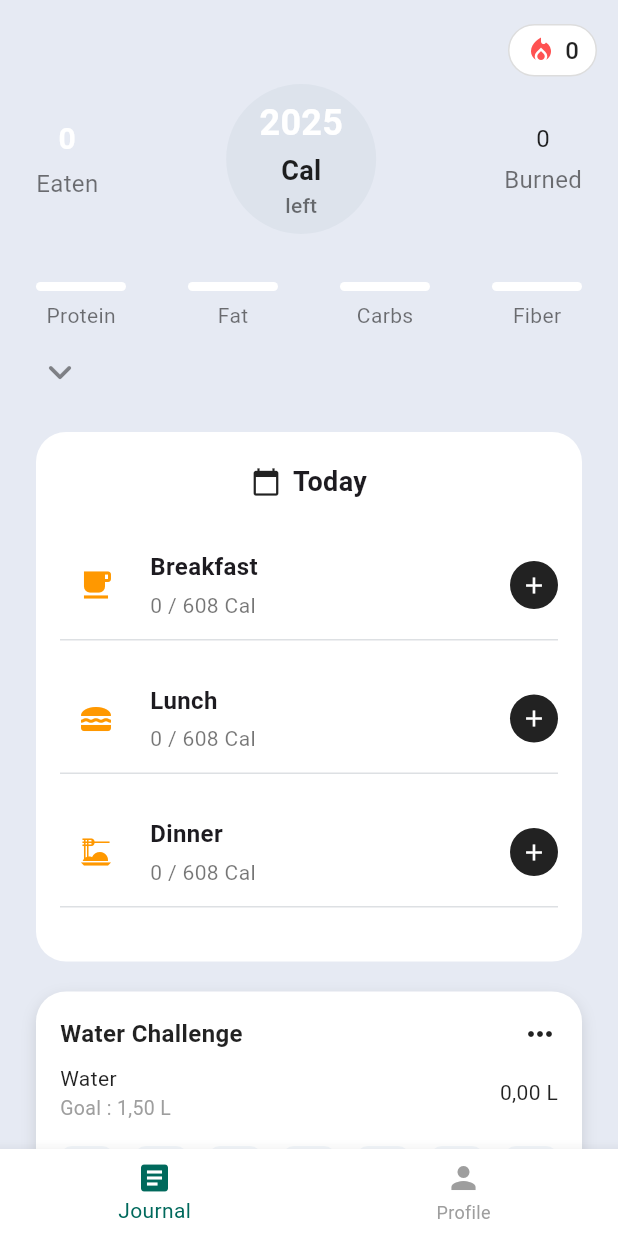
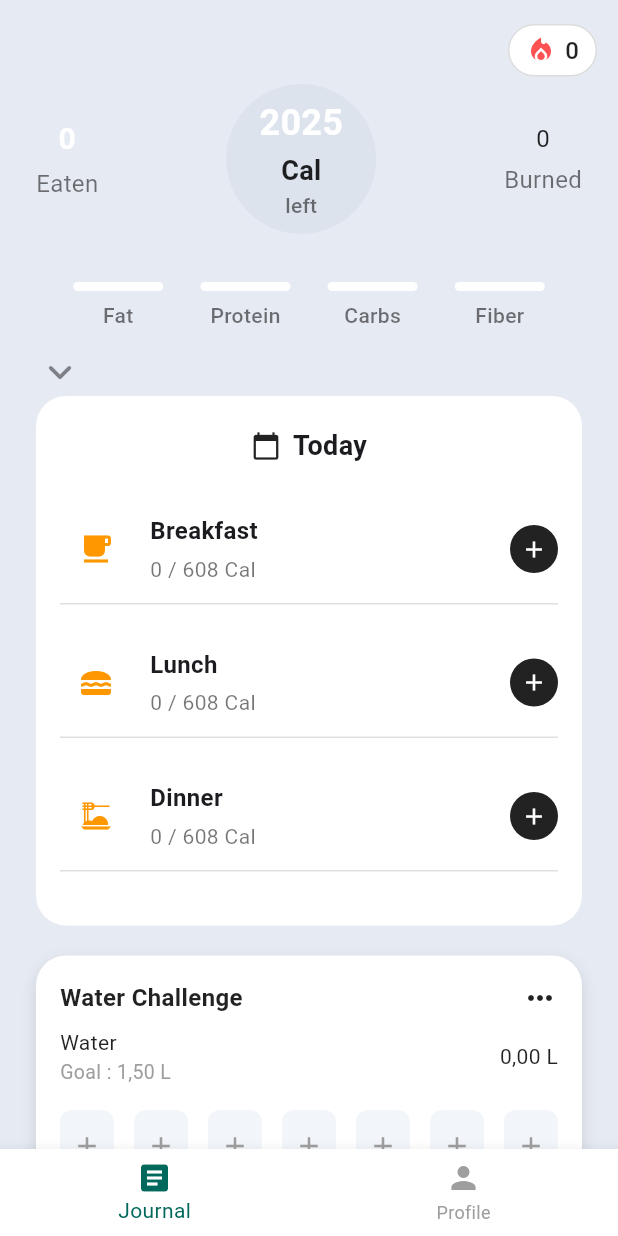
Before and after one commit to TaVanDuc2005/FitTracker, a Flutter app: the screen it shows after launch, on a phone screen of 412 x 824 dp. Run offline on Flutter 3.47's test engine with Material 3 defaults, Android fonts, the phone set to English and light mode, and no system bars; our stand-ins replace fl_chart, image_picker.

Commit message:
Sửa phần journal giống web

```diff
--- a/fittracker_source/lib/Screens/active_screen/journal/journal.dart
+++ b/fittracker_source/lib/Screens/active_screen/journal/journal.dart
@@ -11,6 +11,7 @@ class JournalScreen extends StatefulWidget {
 
 class _JournalScreenState extends State<JournalScreen> {
   int _selectedBottomIndex = 0; // 0: Journal, 1: Profile
+  bool _isMacroExpanded = false; // Thêm biến này
 
   @override
   Widget build(BuildContext context) {
@@ -176,23 +177,91 @@ class _JournalScreenState extends State<JournalScreen> {
 
               // Macronutrients
               Row(
-                mainAxisAlignment: MainAxisAlignment.spaceBetween,
+                mainAxisAlignment: MainAxisAlignment.spaceEvenly,
                 children: const [
-                  _MacroNutrientBar(label: "Protein"),
-                  _MacroNutrientBar(label: "Fat"),
-                  _MacroNutrientBar(label: "Carbs"),
-                  _MacroNutrientBar(label: "Fiber"),
+                  _SimpleMacroItem(label: "Fat"),
+                  _SimpleMacroItem(label: "Protein"),
+                  _SimpleMacroItem(label: "Carbs"),
+                  _SimpleMacroItem(label: "Fiber"),
                 ],
               ),
 
               const SizedBox(height: 12),
-              const Icon(
-                Icons.keyboard_arrow_down_rounded,
-                size: 32,
-                color: Colors.black45,
+              GestureDetector(
+                onTap: () {
+                  setState(() {
+                    _isMacroExpanded = !_isMacroExpanded;
+                  });
+                },
+                child: Icon(
+                  _isMacroExpanded
+                      ? Icons.keyboard_arrow_up_rounded
+                      : Icons.keyboard_arrow_down_rounded,
+                  size: 32,
+                  color: Colors.black45,
+                ),
               ),
 
-              const SizedBox(height: 24),
+              // Thêm phần này ngay sau icon:
+              AnimatedContainer(
+                duration: const Duration(milliseconds: 300),
+                height: _isMacroExpanded ? null : 0,
+                child: _isMacroExpanded
+                    ? Container(
+                        margin: const EdgeInsets.symmetric(
+                          horizontal: 20,
+                          vertical: 20,
+                        ),
+                        padding: const EdgeInsets.all(20),
+                        decoration: BoxDecoration(
+                          color: Colors.white,
+                          borderRadius: BorderRadius.circular(20),
+                        ),
+                        child: Column(
+                          children: [
+                            const Text(
+                              "Macronutrients",
+                              style: TextStyle(
+                                fontSize: 18,
+                                fontWeight: FontWeight.bold,
+                                color: Colors.black87,
+                              ),
+                            ),
+                            const SizedBox(height: 20),
+                            Row(
+                              mainAxisAlignment: MainAxisAlignment.spaceEvenly,
+                              children: const [
+                                _MacroNutrientBar(
+                                  label: "Fat",
+                                  current: "0",
+                                  target: "78g",
+                                  color: Color(0xFFFFC107),
+                                ),
+                                _MacroNutrientBar(
+                                  label: "Protein",
+                                  current: "0",
+                                  target: "246g",
+                                  color: Color(0xFF8FD5C7),
+                                ),
+                                _MacroNutrientBar(
+                                  label: "Carbs",
+                                  current: "0",
+                                  target: "440g",
+                                  color: Color(0xFF9C27B0),
+                                ),
+                                _MacroNutrientBar(
+                                  label: "Fiber",
+                                  current: "0",
+                                  target: "35g",
+                                  color: Color(0xFFFF9800),
+                                ),
+                              ],
+                            ),
+                          ],
+                        ),
+                      )
+                    : const SizedBox.shrink(),
+              ),
 
               // White container with rounded corners
               Container(
@@ -277,11 +346,11 @@ class _JournalScreenState extends State<JournalScreen> {
   }
 }
 
-// Macro nutrient bar
-class _MacroNutrientBar extends StatelessWidget {
+// Thêm class mới cho simple macro view
+class _SimpleMacroItem extends StatelessWidget {
   final String label;
 
-  const _MacroNutrientBar({required this.label});
+  const _SimpleMacroItem({required this.label});
 
   @override
   Widget build(BuildContext context) {
@@ -298,7 +367,72 @@ class _MacroNutrientBar extends StatelessWidget {
         const SizedBox(height: 6),
         Text(
           label,
-          style: const TextStyle(fontSize: 14, color: Colors.black54),
+          style: const TextStyle(
+            fontSize: 14,
+            color: Colors.black54,
+            fontWeight: FontWeight.w500,
+          ),
+        ),
+      ],
+    );
+  }
+}
+
+// Macro nutrient bar
+class _MacroNutrientBar extends StatelessWidget {
+  final String label;
+  final String current;
+  final String target;
+  final Color color;
+
+  const _MacroNutrientBar({
+    required this.label,
+    this.current = "0",
+    this.target = "0g",
+    this.color = Colors.grey,
+  });
+
+  @override
+  Widget build(BuildContext context) {
+    return Column(
+      children: [
+        // Circle với border màu
+        Container(
+          width: 60,
+          height: 60,
+          decoration: BoxDecoration(
+            shape: BoxShape.circle,
+            border: Border.all(color: color.withOpacity(0.3), width: 4),
+            color: Colors.white,
+          ),
+          child: Center(
+            child: Column(
+              mainAxisAlignment: MainAxisAlignment.center,
+              children: [
+                Text(
+                  current,
+                  style: const TextStyle(
+                    fontSize: 16,
+                    fontWeight: FontWeight.bold,
+                    color: Colors.black87,
+                  ),
+                ),
+                Text(
+                  "/$target",
+                  style: TextStyle(fontSize: 10, color: Colors.grey[600]),
+                ),
+              ],
+            ),
+          ),
+        ),
+        const SizedBox(height: 8),
+        Text(
+          label,
+          style: const TextStyle(
+            fontSize: 14,
+            color: Colors.black54,
+            fontWeight: FontWeight.w500,
+          ),
         ),
       ],
     );
```
